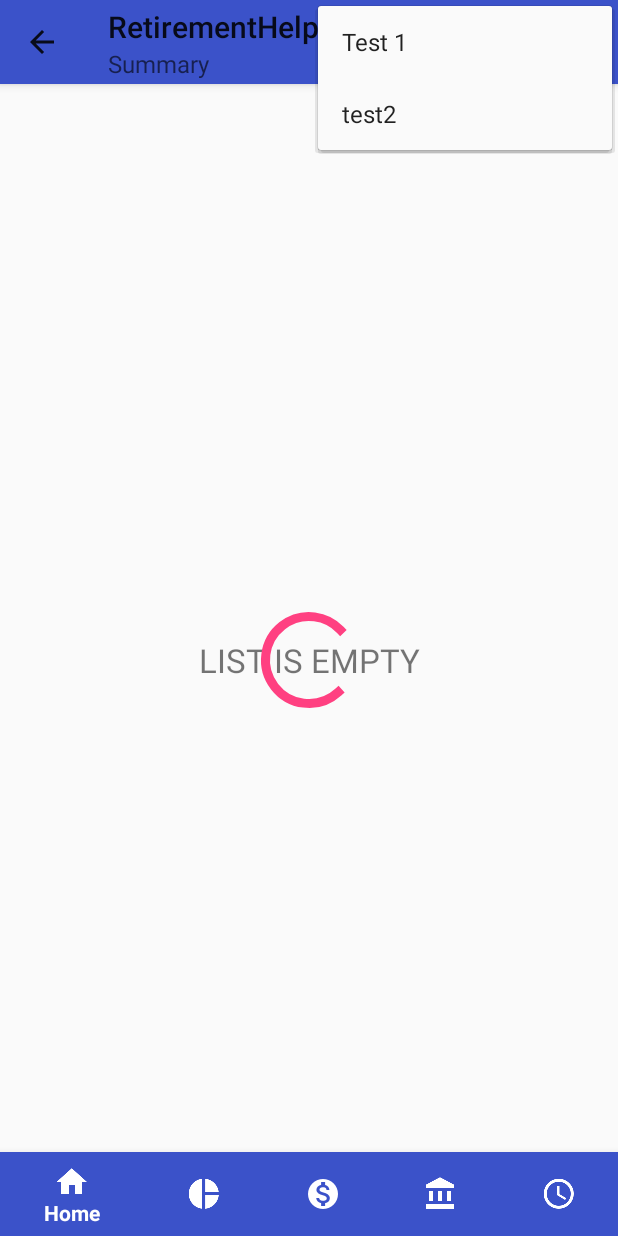
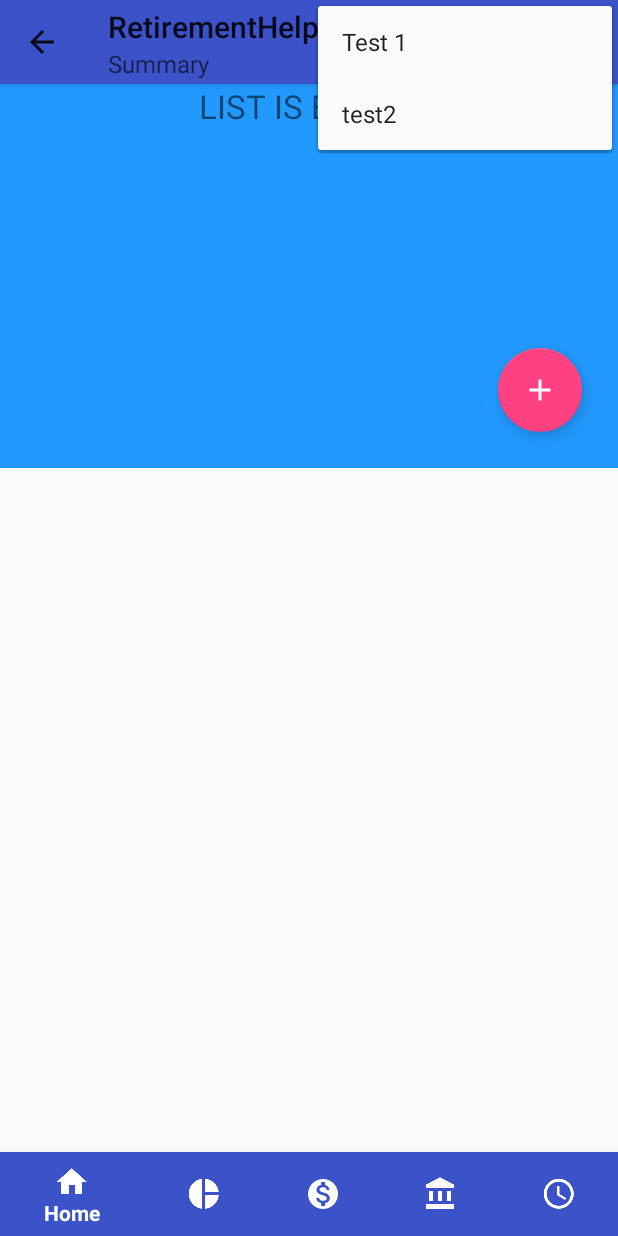
Before and after one commit to emuhlestein/FinancialPlanner, an Android app: the fragment IncomeFragment placed in its activity, with the options menu open, on a phone screen of 412 x 824 dp. Run offline under Robolectric (Android 15) with nearby library versions, the phone set to English and light mode, and no system bars; our stand-ins replace ButterKnife.

Commit message:
Add income source dialog.

```diff
--- a/retirementhelper/build.gradle
+++ b/retirementhelper/build.gradle
@@ -31,5 +31,6 @@ dependencies {
     compile 'com.android.support:design:25.1.0'
     compile 'com.jakewharton:butterknife:7.0.1'
     compile 'com.android.support:support-v4:25.1.0'
+    compile 'com.android.support.constraint:constraint-layout:1.0.0-beta3'
     testCompile 'junit:junit:4.12'
 }
--- a/retirementhelper/src/main/AndroidManifest.xml
+++ b/retirementhelper/src/main/AndroidManifest.xml
@@ -24,7 +24,8 @@
             android:exported="true"
             android:label="my provider" />
 
-        <activity android:name=".ui.PinActivity"></activity>
+        <activity android:name=".ui.PinActivity" />
+        <activity android:name=".ui.AddIncomeSourceActivity"></activity>
     </application>
 
 </manifest>
--- a/retirementhelper/src/main/java/com/intelliviz/retirementhelper/ui/IncomeFragment.java
+++ b/retirementhelper/src/main/java/com/intelliviz/retirementhelper/ui/IncomeFragment.java
@@ -2,9 +2,13 @@ package com.intelliviz.retirementhelper.ui;
 
 
 import android.content.Context;
+import android.content.Intent;
 import android.database.Cursor;
 import android.net.Uri;
 import android.os.Bundle;
+import android.support.design.widget.CoordinatorLayout;
+import android.support.design.widget.FloatingActionButton;
+import android.support.design.widget.Snackbar;
 import android.support.v4.app.Fragment;
 import android.support.v4.app.LoaderManager;
 import android.support.v4.content.CursorLoader;
@@ -14,8 +18,8 @@ import android.support.v7.widget.RecyclerView;
 import android.view.LayoutInflater;
 import android.view.View;
 import android.view.ViewGroup;
-import android.widget.ProgressBar;
 import android.widget.TextView;
+import android.widget.Toast;
 
 import com.intelliviz.retirementhelper.R;
 import com.intelliviz.retirementhelper.adapter.IncomeSourceAdapter;
@@ -25,11 +29,13 @@ import butterknife.Bind;
 import butterknife.ButterKnife;
 
 public class IncomeFragment extends Fragment implements LoaderManager.LoaderCallbacks<Cursor>{
+    private static final int ADD_INCOME_REQUEST = 0;
     private IncomeSourceAdapter mIncomeSourceAdapter;
     private static final int INCOME_TYPE_LOADER = 0;
-    @Bind(R.id.gridView) RecyclerView mRecyclerView;
+    @Bind(R.id.recyclerview) RecyclerView mRecyclerView;
     @Bind(R.id.emptyView) TextView mEmptyView;
-    @Bind(R.id.progressBar) ProgressBar mProgressBar;
+    @Bind(R.id.coordinatorLayout) CoordinatorLayout mCoordinatorLayout;
+    @Bind(R.id.addIncomeTypeFAB) FloatingActionButton mAddIncomeSourceFAB;
     private OnSelectIncomeSourceListener mListener;
 
     public interface OnSelectIncomeSourceListener {
@@ -95,7 +101,25 @@ public class IncomeFragment extends Fragment implements LoaderManager.LoaderCall
         mIncomeSourceAdapter.setOnSelectIncomeSourceListener(mListener);
         getLoaderManager().initLoader(INCOME_TYPE_LOADER, null, this);
 
+        mAddIncomeSourceFAB.setOnClickListener(new View.OnClickListener() {
+            @Override
+            public void onClick(View view) {
+                Snackbar snackbar = Snackbar.make(mCoordinatorLayout, "Add new income source", Snackbar.LENGTH_LONG);
+                snackbar.show();
+                Intent intent = new Intent(getContext(), AddIncomeSourceActivity.class);
+                startActivityForResult(intent, ADD_INCOME_REQUEST);
+            }
+        });
+
         return view;
+    }
+
+    @Override
+    public void onActivityResult(int requestCode, int resultCode, Intent data) {
+        super.onActivityResult(requestCode, resultCode, data);
+        Bundle bundle = data.getExtras();
+        int value = bundle.getInt("result");
+        Toast.makeText(getContext(), "Got the number: " + value, Toast.LENGTH_LONG).show();
     }
 
     @Override
--- /dev/null
+++ b/retirementhelper/src/main/res/drawable/fab_plus.xml
@@ -0,0 +1,7 @@
+<vector xmlns:android="http://schemas.android.com/apk/res/android"
+    android:height="24dp"
+    android:width="24dp"
+    android:viewportWidth="24"
+    android:viewportHeight="24">
+    <path android:fillColor="#FFF" android:pathData="M19,13H13V19H11V13H5V11H11V5H13V11H19V13Z" />
+</vector>
--- a/retirementhelper/src/main/res/layout/fragment_income_layout.xml
+++ b/retirementhelper/src/main/res/layout/fragment_income_layout.xml
@@ -1,29 +1,47 @@
-<android.support.v4.widget.SwipeRefreshLayout
-    xmlns:android="http://schemas.android.com/apk/res/android"
-    android:id="@+id/movie_swipe_refresh_layout"
+<android.support.design.widget.CoordinatorLayout xmlns:android="http://schemas.android.com/apk/res/android"
+    xmlns:app="http://schemas.android.com/apk/res-auto"
+    android:id="@+id/coordinatorLayout"
     android:layout_width="match_parent"
-    android:layout_height="wrap_content">
+    android:layout_height="match_parent"
+    android:orientation="vertical">
 
-    <RelativeLayout
-        android:id="@+id/frameView"
+    <android.support.design.widget.AppBarLayout
+        android:id="@+id/appbar"
         android:layout_width="match_parent"
-        android:layout_height="match_parent">
+        android:layout_height="256dp"
+        android:fitsSystemWindows="true"
+        android:background="#2299ff"
+        android:theme="@style/ThemeOverlay.AppCompat.Dark.ActionBar">
+
+        <android.support.design.widget.CollapsingToolbarLayout
+            android:id="@+id/collapsing_toolbar"
+            android:layout_width="match_parent"
+            android:layout_height="match_parent"
+            android:fitsSystemWindows="true"
+            app:contentScrim="?attr/colorPrimary"
+            app:expandedTitleMarginEnd="64dp"
+            app:expandedTitleMarginStart="48dp"
+            app:layout_scrollFlags="scroll|exitUntilCollapsed">
+
+            <android.support.v7.widget.Toolbar
+                android:id="@+id/app_bar"
+                android:layout_width="match_parent"
+                android:layout_height="?attr/actionBarSize"
+                app:layout_scrollFlags="scroll|enterAlways">
+
+            </android.support.v7.widget.Toolbar>
+        </android.support.design.widget.CollapsingToolbarLayout>
+    </android.support.design.widget.AppBarLayout>
 
     <LinearLayout
         android:id="@+id/layoutView"
         android:layout_width="match_parent"
         android:layout_height="match_parent"
         android:orientation="vertical">
-
         <android.support.v7.widget.RecyclerView
-                android:id="@+id/gridView"
+            android:id="@+id/recyclerview"
             android:layout_width="match_parent"
-                android:layout_height="match_parent"
-                android:horizontalSpacing="0dp"
-                android:numColumns="auto_fit"
-                android:stretchMode="columnWidth"
-                android:verticalSpacing="0dp"/>
-
+            android:layout_height="match_parent" />
         <TextView
             android:id="@+id/emptyView"
             android:layout_width="match_parent"
@@ -33,13 +51,15 @@
             android:textSize="22sp" />
     </LinearLayout>
 
-        <ProgressBar
-            android:id="@+id/progressBar"
-            style="?android:attr/progressBarStyleLarge"
+    <android.support.design.widget.FloatingActionButton
+        android:id="@+id/addIncomeTypeFAB"
         android:layout_width="wrap_content"
         android:layout_height="wrap_content"
-            android:layout_centerHorizontal="true"
-            android:layout_centerVertical="true"
-            android:progressDrawable="@drawable/progress" />
-    </RelativeLayout>
-</android.support.v4.widget.SwipeRefreshLayout>
+        android:layout_margin="@dimen/layout_margin"
+        android:src="@drawable/fab_plus"
+        app:backgroundTint="@color/colorAccent"
+        app:layout_anchor="@id/appbar"
+        app:layout_anchorGravity="bottom|right|end" />
+
+
+</android.support.design.widget.CoordinatorLayout>
--- a/retirementhelper/src/main/res/values/dimens.xml
+++ b/retirementhelper/src/main/res/values/dimens.xml
@@ -2,4 +2,9 @@
     <!-- Default screen margins, per the Android Design guidelines. -->
     <dimen name="activity_horizontal_margin">16dp</dimen>
     <dimen name="activity_vertical_margin">16dp</dimen>
+    <dimen name="fab_elevation">2dp</dimen>
+    <dimen name="fab_press_translation_z">6dp</dimen>
+    <dimen name="fab_margin">24dp</dimen>
+    <dimen name="layout_margin">24dp</dimen>
+    <dimen name="detail_backdrop_height">256dp</dimen>
 </resources>
```
Also changed, not shown: retirementhelper/src/main/java/com/intelliviz/retirementhelper/ui/AddIncomeSourceActivity.java (added, +33 -0 lines), retirementhelper/src/main/res/layout/activity_add_income_source.xml (added, +13 -0 lines). Lines whose indentation alone changed are shown as unchanged.
